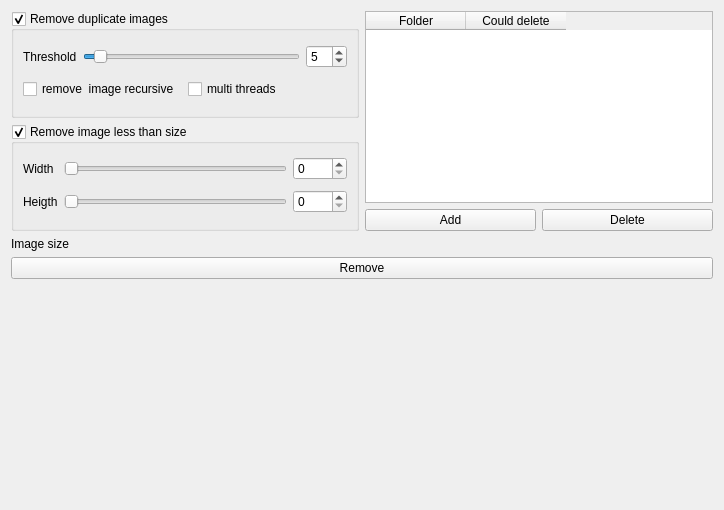
Above: image_clean_up_tool/remove_images.ui from stereomatchingkiss/blogCodes2 before the change. Below: the same form after it.
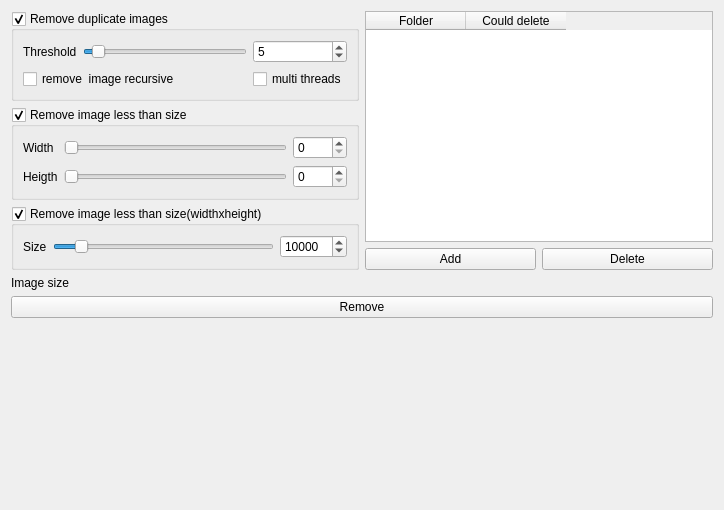
That is the form after the change.

Commit message: add new functions to remove images too small

The edit to the form file:
```diff
--- a/image_clean_up_tool/remove_images.ui
+++ b/image_clean_up_tool/remove_images.ui
@@ -13,12 +13,12 @@
   <property name="windowTitle">
    <string>Form</string>
   </property>
-  <layout class="QVBoxLayout" name="verticalLayout_4">
-   <item>
-    <layout class="QHBoxLayout" name="horizontalLayout_3">
-     <item>
       <layout class="QVBoxLayout" name="verticalLayout_2">
        <item>
+    <layout class="QHBoxLayout" name="horizontalLayout">
+     <item>
+      <layout class="QVBoxLayout" name="verticalLayout">
+       <item>
         <widget class="QGroupBox" name="groupBoxRemoveDuplicateImages">
          <property name="title">
           <string>Remove duplicate images</string>
@@ -26,8 +26,6 @@
          <property name="checkable">
           <bool>true</bool>
          </property>
-         <layout class="QVBoxLayout" name="verticalLayout">
-          <item>
            <layout class="QGridLayout" name="gridLayout">
             <item row="0" column="0">
              <widget class="QLabel" name="label_2">
@@ -53,18 +51,14 @@
               </property>
              </widget>
             </item>
-           </layout>
-          </item>
-          <item>
-           <layout class="QHBoxLayout" name="horizontalLayout">
-            <item>
+          <item row="1" column="0" colspan="2">
              <widget class="QCheckBox" name="checkBoxRecursive">
               <property name="text">
                <string>remove  image recursive</string>
               </property>
              </widget>
             </item>
-            <item>
+          <item row="1" column="2">
              <widget class="QCheckBox" name="checkBoxMultiThread">
               <property name="text">
                <string>multi threads</string>
@@ -72,8 +66,6 @@
              </widget>
             </item>
            </layout>
-          </item>
-         </layout>
         </widget>
        </item>
        <item>
@@ -136,6 +128,54 @@
          </layout>
         </widget>
        </item>
+       <item>
+        <widget class="QGroupBox" name="groupBoxRemoveImageLessThanWdithXHeight">
+         <property name="title">
+          <string>Remove image less than size(widthxheight)</string>
+         </property>
+         <property name="checkable">
+          <bool>true</bool>
+         </property>
+         <layout class="QGridLayout" name="gridLayout_3">
+          <item row="0" column="0">
+           <widget class="QLabel" name="label">
+            <property name="text">
+             <string>Size</string>
+            </property>
+           </widget>
+          </item>
+          <item row="0" column="1">
+           <widget class="QSlider" name="horizontalSliderRemoveImageLessThanWdithXHeight">
+            <property name="minimum">
+             <number>1</number>
+            </property>
+            <property name="maximum">
+             <number>9999999</number>
+            </property>
+            <property name="value">
+             <number>10000</number>
+            </property>
+            <property name="orientation">
+             <enum>Qt::Horizontal</enum>
+            </property>
+           </widget>
+          </item>
+          <item row="0" column="2">
+           <widget class="QSpinBox" name="spinBoxRemoveImageLessThanWdithXHeight">
+            <property name="minimum">
+             <number>1</number>
+            </property>
+            <property name="maximum">
+             <number>9999999</number>
+            </property>
+            <property name="value">
+             <number>10000</number>
+            </property>
+           </widget>
+          </item>
+         </layout>
+        </widget>
+       </item>
       </layout>
      </item>
      <item>
```
Left out of the diff: 80 changed lines with no effect on the pictures. Lines whose indentation alone changed are shown as unchanged. The commit also changes 2 other files.
